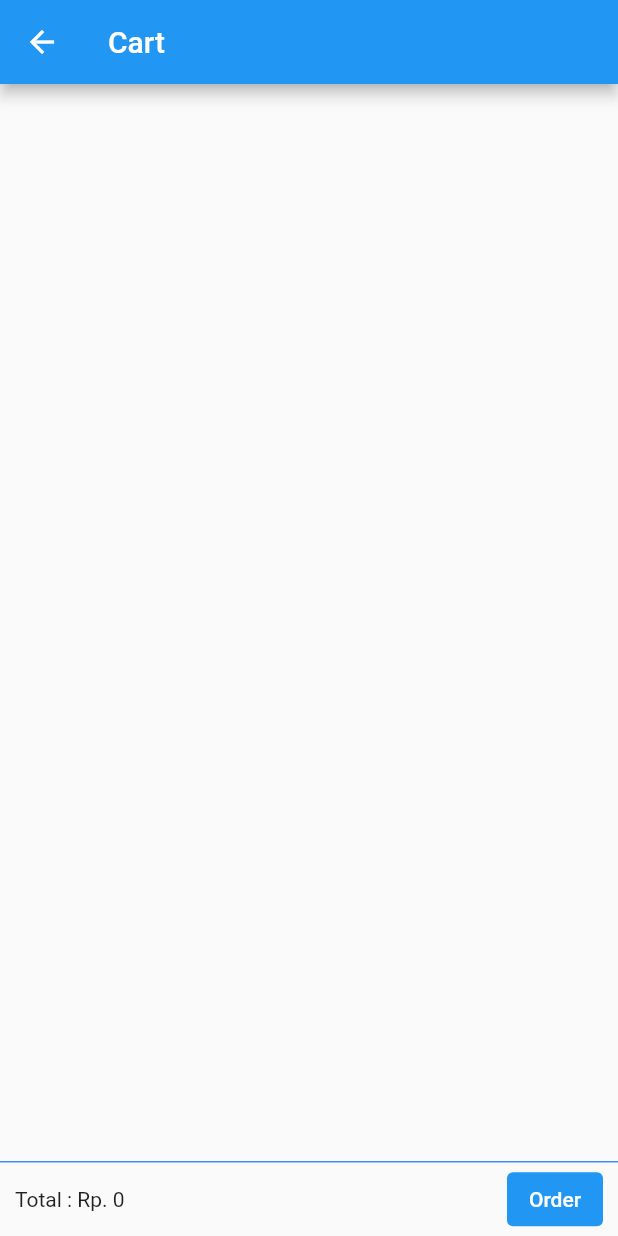
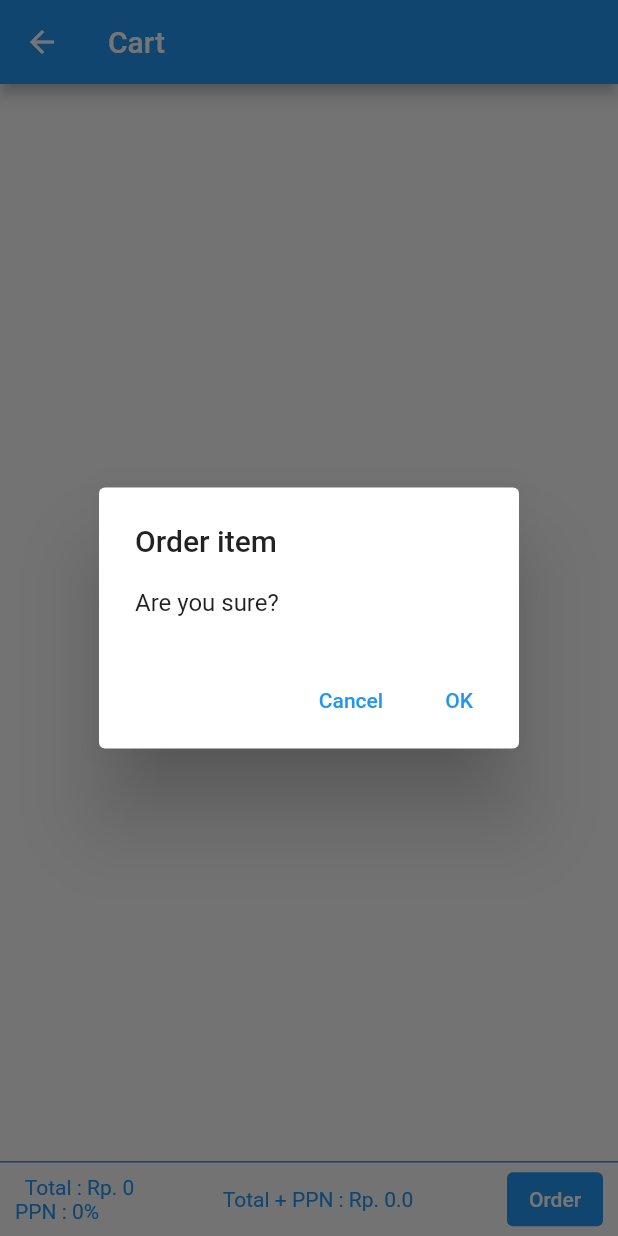
Before and after one commit to roby-aw/POS-Flutter, a Flutter app: the Cart screen opened directly with empty values, after a tap on "Order", on a phone screen of 412 x 824 dp. Run offline on Flutter 3.47's test engine with Material 2 defaults, Android fonts, the phone set to English and light mode, and no system bars; our stand-ins replace flutter_dotenv, shared_preferences; missing offline and left inert: month_year_picker; accounts and stored records are empty.

Commit message:
refactor: 💡 final version 1

```diff
--- a/lib/network/dashboard.dart
+++ b/lib/network/dashboard.dart
@@ -9,8 +9,9 @@ import 'package:flutter_dotenv/flutter_dotenv.dart';
 class Result {
   String message;
   List<dynamic> result;
+  int ppn;
 
-  Result({required this.message, required this.result});
+  Result({required this.message, required this.result, required this.ppn});
 }
 
 Future<Result> fecthDataUsers(BuildContext context) async {
@@ -25,6 +26,7 @@ Future<Result> fecthDataUsers(BuildContext context) async {
       });
   if (result.statusCode == 200) {
     return Result(
+        ppn: json.decode(result.body)['ppn'],
         message: json.decode(result.body)['message'],
         result: json.decode(result.body)['result']);
   } else {
@@ -33,7 +35,7 @@ Future<Result> fecthDataUsers(BuildContext context) async {
 
     Navigator.pushReplacement(
         context, MaterialPageRoute(builder: (context) => Login()));
-    return Result(message: '', result: []);
+    return Result(message: '', result: [], ppn: 0);
   }
 }
 
--- a/lib/network/order.dart
+++ b/lib/network/order.dart
@@ -6,28 +6,35 @@ import 'package:shared_preferences/shared_preferences.dart';
 import 'package:flutter_complete_guide/screen/login.dart';
 import 'package:flutter_dotenv/flutter_dotenv.dart';
 
-class OrderNetwork {
-  final Map<String, dynamic> result;
-  final String? message;
+class RequestOrder {
+  int totalItem;
+  int totalPPN;
+  int PPN;
+  int totalHarga;
+  int totalHargaPPN;
+  List<Map> orderItem;
 
-  const OrderNetwork({
-    required this.result,
-    required this.message,
-  });
-
-  factory OrderNetwork.fromJson(Map<String, dynamic> json) {
-    return OrderNetwork(
-      result: json['result'],
-      message: json['message'],
-    );
-  }
+  RequestOrder(
+      {required this.totalItem,
+      required this.totalPPN,
+      required this.PPN,
+      required this.totalHarga,
+      required this.totalHargaPPN,
+      required this.orderItem});
 }
 
-Future<List<dynamic>> sendOrder(
-    BuildContext context, Map<String, dynamic> data) async {
+void sendOrder(RequestOrder, context) async {
   final prefs = await SharedPreferences.getInstance();
   final token = prefs.getString('token') ?? '';
-
+  var data = {
+    'total_item': RequestOrder.totalItem,
+    'price_ppn': RequestOrder.totalPPN,
+    'total_price_ppn': RequestOrder.totalHargaPPN,
+    'ppn': RequestOrder.PPN,
+    'total_price': RequestOrder.totalHarga,
+    'order': RequestOrder.orderItem,
+  };
+  print(data);
   var result = await http.post(
       Uri.parse(dotenv.env['BASE_URL'].toString() + '/pos/orderitem'),
       headers: {
@@ -35,15 +42,17 @@ Future<List<dynamic>> sendOrder(
         'Accept': 'application/json',
         'Authorization': 'Bearer $token',
       },
-      body: data);
+      body: json.encode(data));
+  print(result.statusCode);
+  print(result.body);
   if (result.statusCode == 200) {
     // print(json.decode(result.body)['result']);
     return json.decode(result.body)['result'];
-  } else {
-    prefs.setString('token', '');
-    prefs.setBool('is_login', false);
-    Navigator.pushReplacement(
-        context, MaterialPageRoute(builder: (context) => Login()));
-    return [];
   }
+  // } else {
+  //   prefs.setString('token', '');
+  //   prefs.setBool('is_login', false);
+  //   Navigator.pushReplacement(
+  //       context, MaterialPageRoute(builder: (context) => Login()));
+  // }
 }
--- a/lib/screen/cart.dart
+++ b/lib/screen/cart.dart
@@ -1,13 +1,16 @@
 import 'dart:convert';
 import 'package:flutter/material.dart';
+import 'package:flutter_complete_guide/screen/dashboard.dart';
 import 'package:http/http.dart' as http;
 import 'package:shared_preferences/shared_preferences.dart';
 import 'package:flutter_complete_guide/screen/splashscreen.dart';
 import 'package:flutter_complete_guide/network/dashboard.dart';
+import 'package:flutter_complete_guide/network/order.dart';
 
 class Cart extends StatefulWidget {
   late List<Map<String, dynamic>> cart;
-  Cart(this.cart);
+  int ppn;
+  Cart(this.cart, this.ppn);
 
   @override
   _CardState createState() => _CardState();
@@ -16,10 +19,20 @@ class Cart extends StatefulWidget {
 class _CardState extends State<Cart> {
   @override
   Widget build(BuildContext context) {
-    num total = 0;
+    int total_item = 0;
+    int total = 0;
+    List<Map<dynamic, dynamic>> items = [];
+    print(widget.cart);
     for (var i = 0; i < widget.cart.length; i++) {
-      total += widget.cart[i]['price_sell'] * widget.cart[i]['stock'];
+      total_item += widget.cart[i]['stock'] as int;
+      var item = {
+        'productid': widget.cart[i]['id_item'],
+        'qty': widget.cart[i]['stock'],
+      };
+      items.add(item);
+      total += widget.cart[i]['price_sell'] * widget.cart[i]['stock'] as int;
     }
+    final total_ppn = total + (total * widget.ppn / 100);
 
     return Scaffold(
         appBar: AppBar(
@@ -53,8 +66,29 @@ class _CardState extends State<Cart> {
             mainAxisAlignment: MainAxisAlignment.spaceBetween,
             children: [
               Container(
-                padding: EdgeInsets.only(left: 10),
-                child: Text('Total : ' + 'Rp. ' + total.toString()),
+                  padding: EdgeInsets.only(left: 10),
+                  child: Column(
+                    mainAxisAlignment: MainAxisAlignment.center,
+                    children: [
+                      Text(
+                        'Total : ' + 'Rp. ' + total.toString(),
+                        style: TextStyle(color: Colors.blue),
+                      ),
+                      Container(
+                        padding: EdgeInsets.only(right: 30),
+                        child: Text(
+                          'PPN : ' + widget.ppn.toString() + '%',
+                          style: TextStyle(color: Colors.blue),
+                        ),
+                      ),
+                    ],
+                  )),
+              Container(
+                padding: EdgeInsets.only(right: 10),
+                child: Text(
+                  'Total + PPN : ' + 'Rp. ' + total_ppn.toString(),
+                  style: TextStyle(color: Colors.blue),
+                ),
               ),
               Container(
                 padding: EdgeInsets.only(right: 10),
@@ -62,7 +96,49 @@ class _CardState extends State<Cart> {
                   style: ButtonStyle(
                       backgroundColor:
                           MaterialStateProperty.all<Color>(Colors.blue)),
-                  onPressed: () {},
+                  onPressed: () => showDialog<String>(
+                    context: context,
+                    builder: (BuildContext context) => AlertDialog(
+                      title: const Text('Order item'),
+                      content: const Text('Are you sure?'),
+                      actions: <Widget>[
+                        TextButton(
+                          onPressed: () => Navigator.pop(context, 'Cancel'),
+                          child: const Text('Cancel'),
+                        ),
+                        TextButton(
+                          onPressed: () {
+                            var reqData = RequestOrder(
+                                totalHarga: total,
+                                orderItem: items,
+                                totalItem: total_item,
+                                totalHargaPPN: total,
+                                PPN: widget.ppn,
+                                totalPPN: (total - total_ppn).round());
+
+                            sendOrder(reqData, context);
+                            Navigator.pushAndRemoveUntil(
+                              context,
+                              MaterialPageRoute(builder: (context) => Home()),
+                              (route) => false,
+                            );
+                          },
+                          child: const Text('OK'),
+                        ),
+                      ],
+                    ),
+                  ),
+                  // onPressed: () {
+                  //   var reqData = RequestOrder(
+                  //       totalHarga: total,
+                  //       orderItem: items,
+                  //       totalItem: total_item,
+                  //       totalHargaPPN: total,
+                  //       PPN: widget.ppn,
+                  //       totalPPN: (total - total_ppn).round());
+
+                  //   sendOrder(reqData, context);
+                  // },
                   child: Text(
                     'Order',
                     style: TextStyle(color: Colors.white),
--- a/lib/screen/dashboard.dart
+++ b/lib/screen/dashboard.dart
@@ -17,6 +17,7 @@ class _HomeState extends State<Home> {
   int _counter = 0;
   int _selectedIndex = 0;
   late Future<Result> data;
+  int PPN = 0;
 
   void _onItemTapped(int index) {
     setState(() {
@@ -48,6 +49,7 @@ class _HomeState extends State<Home> {
               child: FutureBuilder<Result>(
             future: data,
             builder: (context, snapshot) {
+              PPN = snapshot.data?.ppn ?? 0;
               if (snapshot.hasData) {
                 return ListView.builder(
                     itemCount: snapshot.data?.result.length,
@@ -142,9 +144,11 @@ class _HomeState extends State<Home> {
                                         ]))),
                             title: Text(snapshot.data?.result[index]['name']),
                             leading: CircleAvatar(
-                                child: Image.memory(base64Decode(snapshot
-                                    .data?.result[index]['image']
-                                    .split(',')[1]))),
+                                child: ClipRRect(
+                                    borderRadius: BorderRadius.circular(100),
+                                    child: Image.memory(base64Decode(snapshot
+                                        .data?.result[index]['image']
+                                        .split(',')[1])))),
                           ));
                     });
               } else {
@@ -155,8 +159,8 @@ class _HomeState extends State<Home> {
       floatingActionButton: FloatingActionButton(
           onPressed: () {
             print(cart);
-            Navigator.push(
-                context, MaterialPageRoute(builder: (context) => Cart(cart)));
+            Navigator.push(context,
+                MaterialPageRoute(builder: (context) => Cart(cart, PPN)));
           },
           tooltip: 'Increment',
           child: Container(
```
